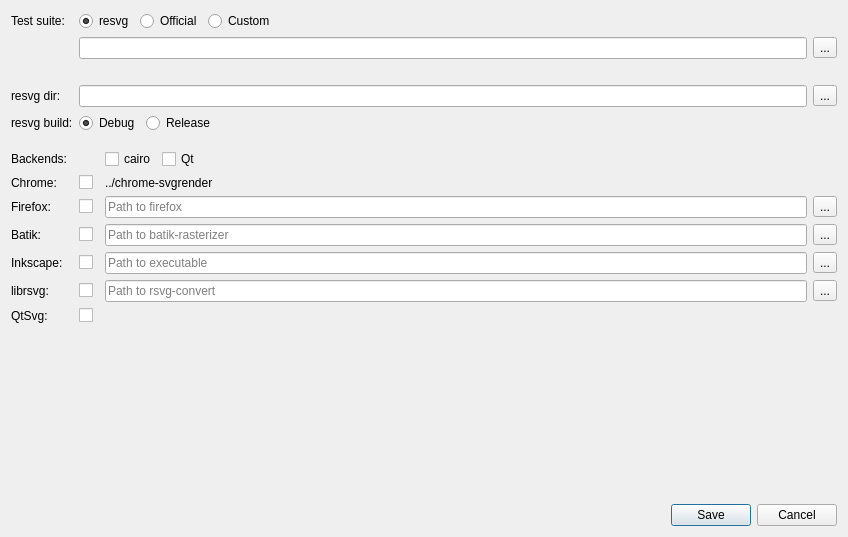
This is tools/vdiff/src/settingsdialog.ui in RazrFalcon/resvg-test-suite as Qt 5 draws it before an edit. The edited form follows.
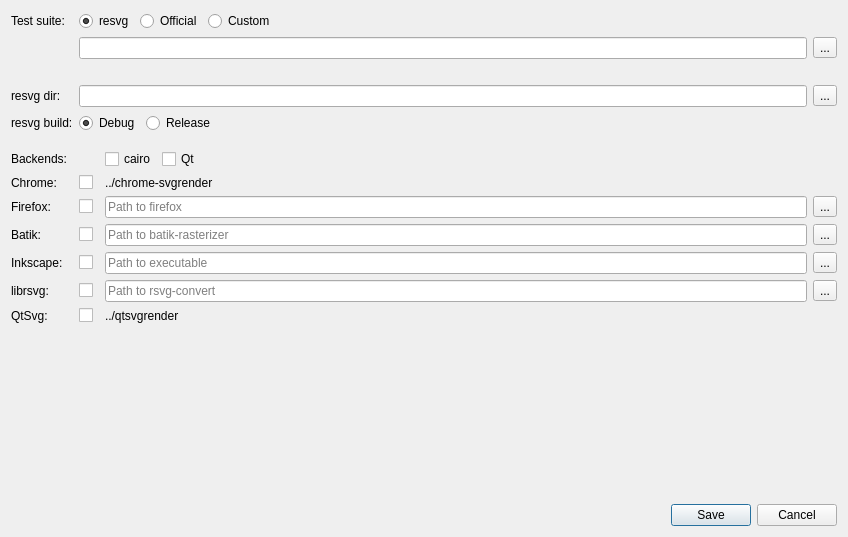
This is the edited form.

Commit message: (vdiff) Win fixes.

What changed in the file:
```diff
--- a/tools/vdiff/src/settingsdialog.ui
+++ b/tools/vdiff/src/settingsdialog.ui
@@ -394,6 +394,13 @@
        </item>
       </layout>
      </item>
+     <item row="13" column="2">
+      <widget class="QLabel" name="label_12">
+       <property name="text">
+        <string>../qtsvgrender</string>
+       </property>
+      </widget>
+     </item>
     </layout>
    </item>
    <item>
```
Left out of the diff: 2 changed lines with no effect on the pictures. The commit also changes 2 other files.
